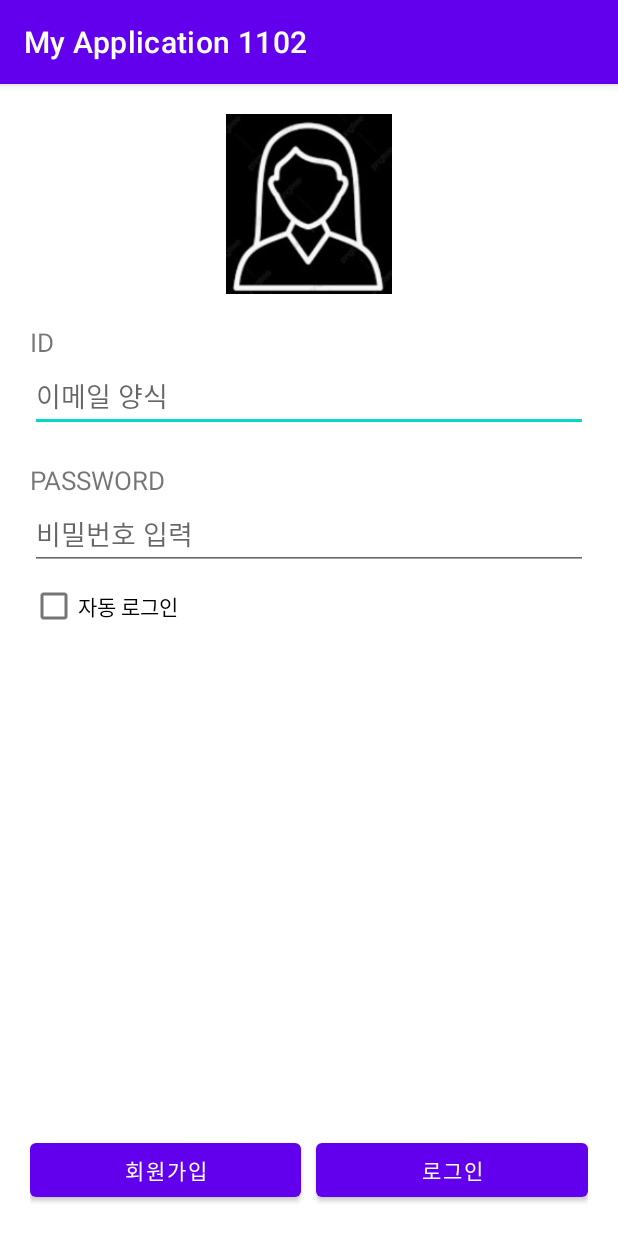
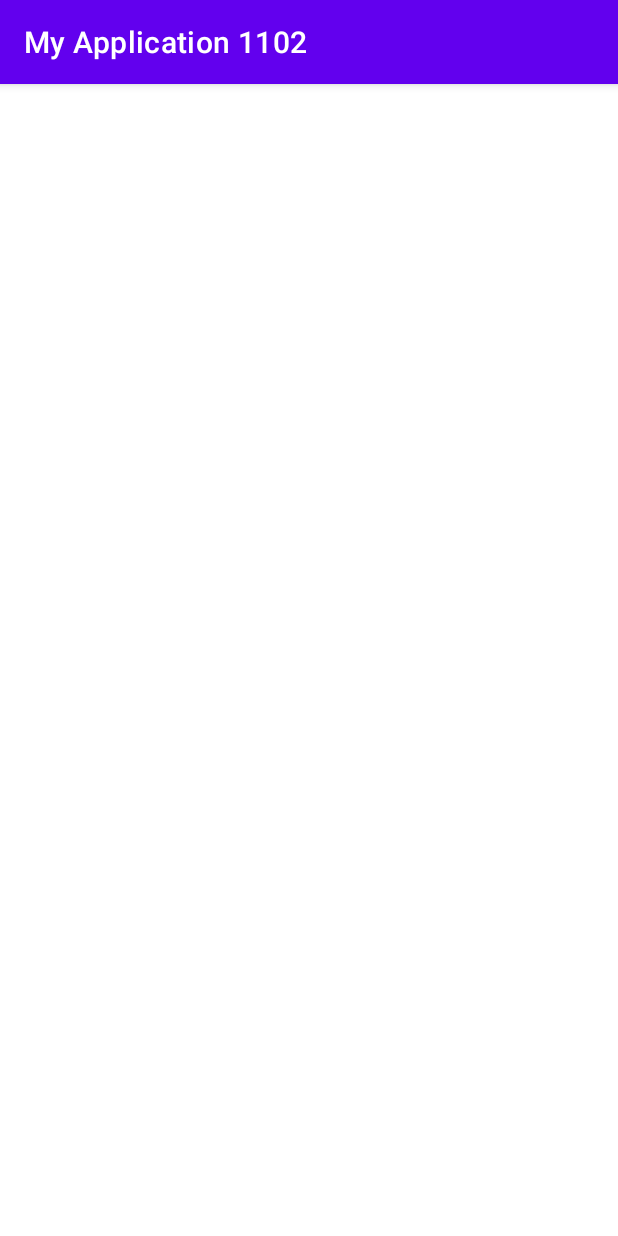
Before and after one commit to Lyne121/My_Application_1102, an Android app: the screen it shows after launch (MainActivity), on a phone screen of 412 x 824 dp. Run offline under Robolectric (Android 15) with nearby library versions, the phone set to English and light mode, and no system bars.

Commit message:
도전과제 시작용 코드 리셋

```diff
--- a/app/src/main/res/layout/activity_main.xml
+++ b/app/src/main/res/layout/activity_main.xml
@@ -8,78 +8,7 @@
     android:orientation="vertical"
     android:padding="20dp">
 
-    <LinearLayout
-        android:layout_width="match_parent"
-        android:layout_height="wrap_content"
-        android:gravity="center"
-        android:orientation="vertical">
 
-        <ImageView
-            android:layout_width="120dp"
-            android:layout_height="120dp"
-            android:src="@drawable/idicon"/>
-    </LinearLayout>
-
-    //아이디
-    <TextView
-        android:layout_width="wrap_content"
-        android:layout_height="wrap_content"
-        android:layout_marginTop="20dp"
-        android:textSize="17sp"
-        android:text="ID"/>
-
-    <EditText
-        android:layout_width="match_parent"
-        android:layout_height="wrap_content"
-        android:hint="이메일 양식"
-        android:inputType="textEmailAddress"/>
-
-    //비번
-    <TextView
-        android:layout_width="wrap_content"
-        android:layout_height="wrap_content"
-        android:layout_marginTop="20dp"
-        android:textSize="17sp"
-        android:text="PASSWORD"/>
-
-    <EditText
-        android:layout_width="match_parent"
-        android:layout_height="wrap_content"
-        android:hint="비밀번호 입력"
-        android:inputType="textPassword"/>
-
-    <CheckBox
-        android:layout_width="wrap_content"
-        android:layout_height="wrap_content"
-        android:text="자동 로그인"/>
-
-    //하단바 밀어내기
-    <TextView
-        android:layout_width="wrap_content"
-        android:layout_height="0dp"
-        android:layout_weight="1" />
-
-    //버튼
-    <LinearLayout
-        android:layout_width="match_parent"
-        android:layout_height="wrap_content"
-        android:orientation="horizontal">
-
-        <Button
-            android:layout_width="0dp"
-            android:layout_height="wrap_content"
-            android:layout_weight="1"
-            android:text="회원가입"/>
-
-        <Button
-            android:layout_width="0dp"
-            android:layout_height="wrap_content"
-            android:layout_marginStart="10dp"
-            android:layout_weight="1"
-            android:text="로그인"/>
-
-
-    </LinearLayout>
 
 
 </LinearLayout>
```
